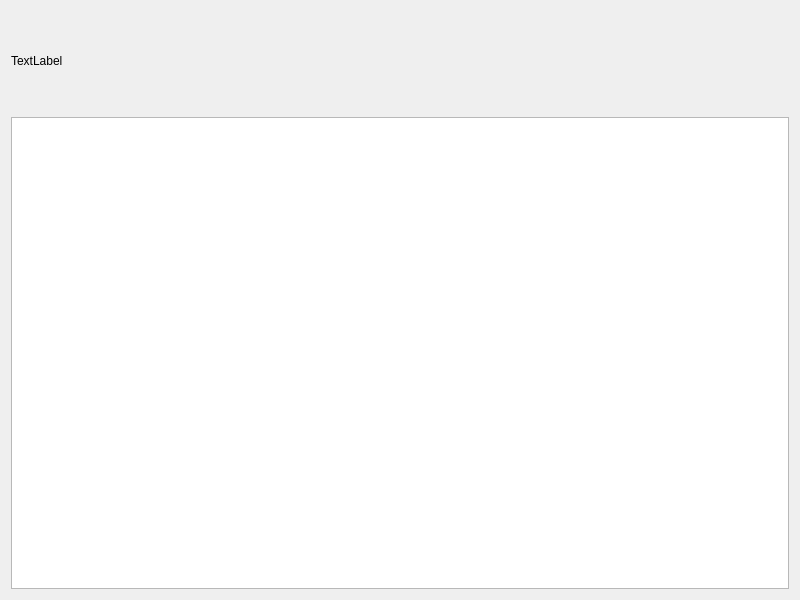
Before: the Qt Designer form tcpserver.ui in Jraaay/E-Commerce-Platform-Server, drawn with Qt 5.
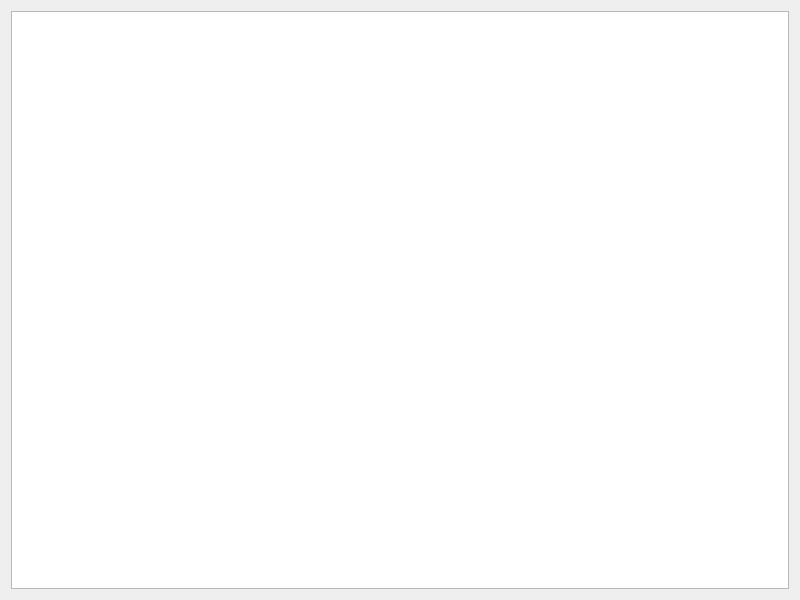
After: the same form once the commit is applied.

```diff
--- a/tcpserver.ui
+++ b/tcpserver.ui
@@ -14,19 +14,6 @@
    <string>TcpServer</string>
   </property>
   <layout class="QVBoxLayout" name="verticalLayout">
-   <item>
-    <widget class="QLabel" name="label">
-     <property name="minimumSize">
-      <size>
-       <width>0</width>
-       <height>100</height>
-      </size>
-     </property>
-     <property name="text">
-      <string>TextLabel</string>
-     </property>
-    </widget>
-   </item>
    <item>
     <widget class="QTextBrowser" name="textBrowser"/>
    </item>
```
